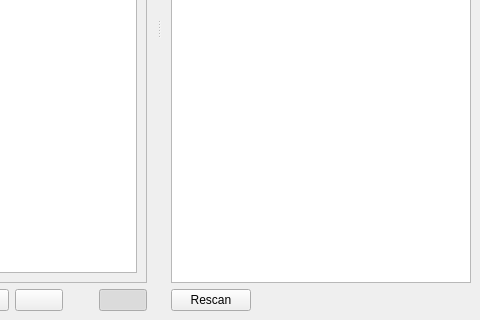
petrushev/txplaya, file txplayagui/ui/main.ui: the form before one commit; both pictures show x 497 to 977 and y 264 to 584 of the 977 by 584 pixel window.
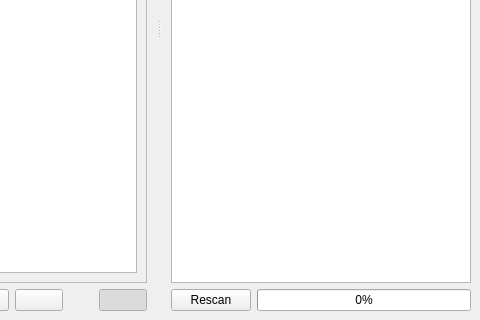
The form after the commit. Icons and pictures are not drawn.

Commit message: Added progress bar for media library scan

```diff
--- a/txplayagui/ui/main.ui
+++ b/txplayagui/ui/main.ui
@@ -330,17 +330,17 @@
         </widget>
        </item>
        <item>
-        <spacer name="horizontalSpacer_3">
-         <property name="orientation">
-          <enum>Qt::Horizontal</enum>
+        <widget class="QProgressBar" name="scanProgressBar">
+         <property name="sizePolicy">
+          <sizepolicy hsizetype="Expanding" vsizetype="Fixed">
+           <horstretch>0</horstretch>
+           <verstretch>0</verstretch>
+          </sizepolicy>
          </property>
-         <property name="sizeHint" stdset="0">
-          <size>
-           <width>40</width>
-           <height>20</height>
-          </size>
+         <property name="value">
+          <number>0</number>
          </property>
-        </spacer>
+        </widget>
        </item>
       </layout>
      </item>
```
Left out of the diff: 2 changed lines with no effect on the pictures. The commit also changes 2 other files.
